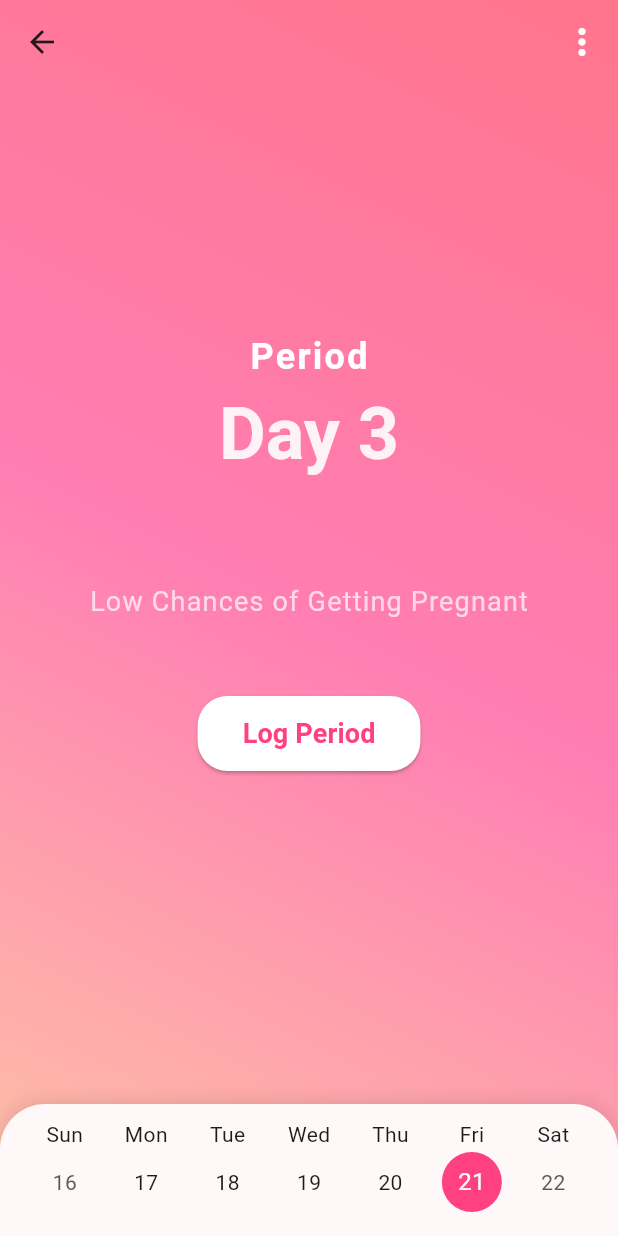
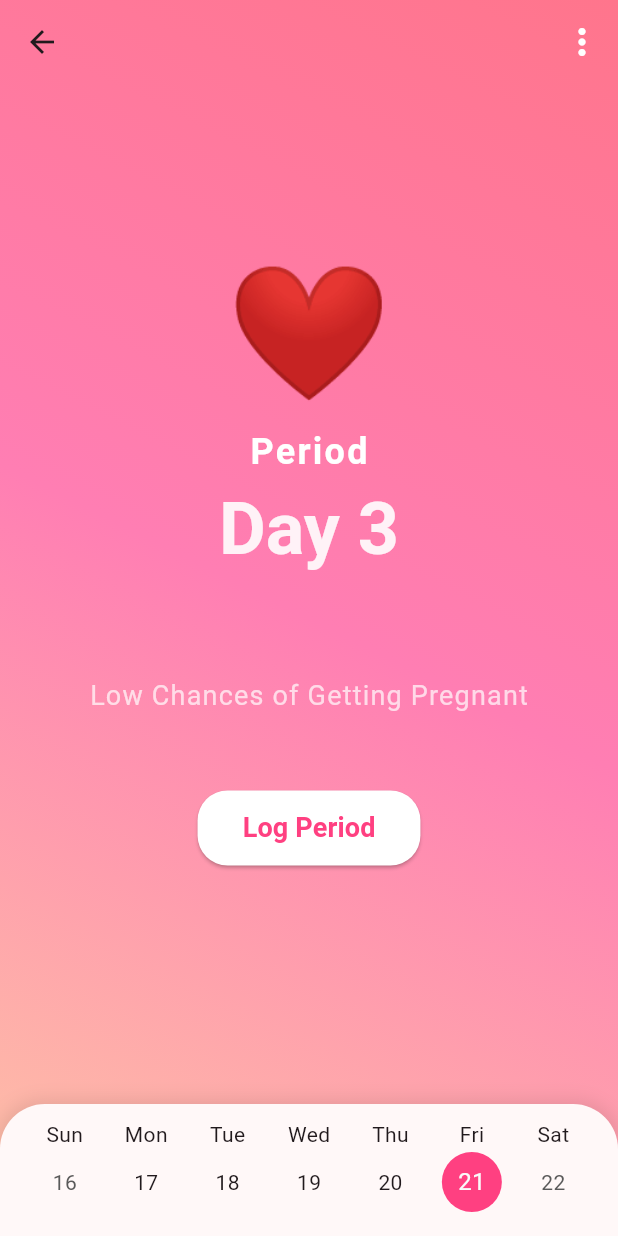
Before and after one commit to Eugene600/ZuriCycle, a Flutter app: the HomeScreen screen opened directly, on a phone screen of 412 x 824 dp. Run offline on Flutter 3.47's test engine with Material 3 defaults, Android fonts, the phone set to English and light mode, and no system bars; drawn by our look-alikes of flutter_animate, table_calendar; our stand-ins replace either_dart, flutter_form_builder, flutter_riverpod, form_builder_validators, freezed_annotation, go_router and 1 more; accounts and stored records are empty.

Commit message:
Made some minor improvements to the home page

```diff
--- a/lib/app/main_pages/pages/home_screen.dart
+++ b/lib/app/main_pages/pages/home_screen.dart
@@ -1,6 +1,8 @@
 import 'package:flutter/material.dart';
 import 'package:flutter/widgets.dart';
 import 'package:table_calendar/table_calendar.dart';
+import 'package:flutter_animate/flutter_animate.dart';
+
 
 class HomeScreen extends StatefulWidget {
   const HomeScreen({super.key});
@@ -56,14 +58,16 @@ class _HomeScreenState extends State<HomeScreen> with TickerProviderStateMixin {
               PopupMenuItem(
                 value: 'settings',
                 child: ListTile(
-                  leading: Icon(Icons.settings, color: theme.colorScheme.onBackground),
+                  leading: Icon(Icons.settings,
+                      color: theme.colorScheme.onBackground),
                   title: const Text('Settings'),
                 ),
               ),
               PopupMenuItem(
                 value: 'logout',
                 child: ListTile(
-                  leading: Icon(Icons.logout, color: theme.colorScheme.onBackground),
+                  leading:
+                      Icon(Icons.logout, color: theme.colorScheme.onBackground),
                   title: const Text('Logout'),
                 ),
               ),
@@ -91,6 +95,10 @@ class _HomeScreenState extends State<HomeScreen> with TickerProviderStateMixin {
             const Spacer(),
             Column(
               children: [
+                const Text(
+                  "❤️",
+                  style: TextStyle(fontSize: 88),
+                ).animate().shake(duration: 1.seconds),
                 Text(
                   "Period",
                   style: theme.textTheme.bodySmall?.copyWith(
```
